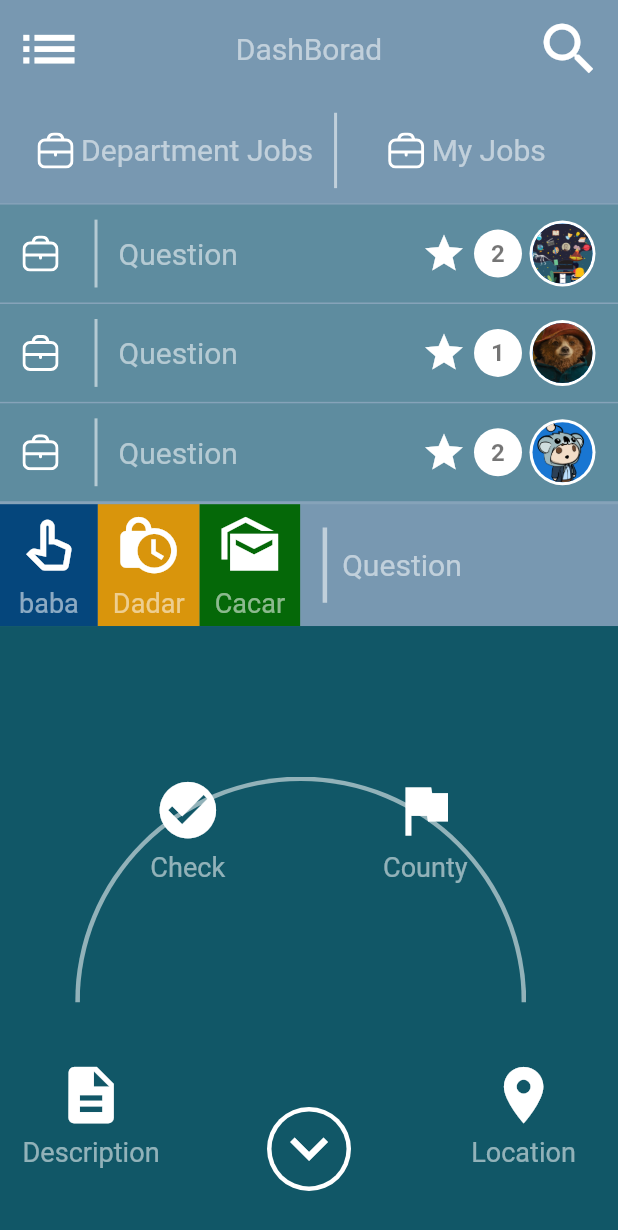
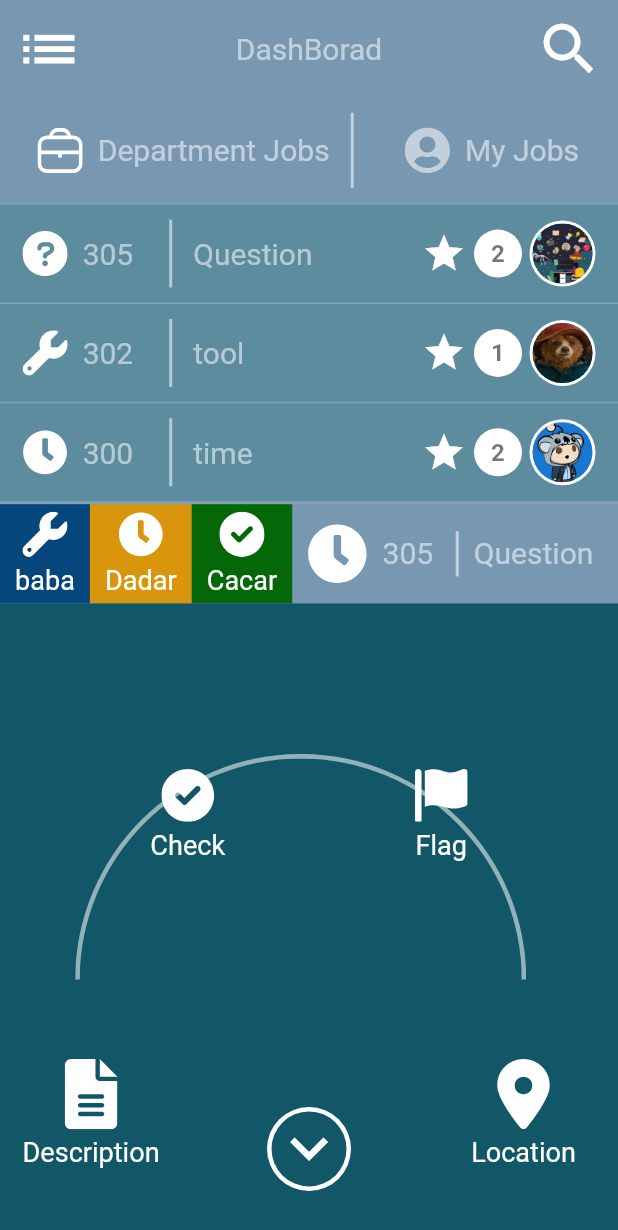
Before and after one commit to Thae00/dash_board, a Flutter app: the screen it shows after launch, on a phone screen of 412 x 824 dp. Shown: the top 1230 px of the screen. Run offline on Flutter 3.47's test engine with Material 2 defaults, Android fonts, the phone set to English and light mode, and no system bars; our stand-ins replace flutter_svg, get.

Commit message:
editing icon

```diff
--- a/lib/pages/main_page.dart
+++ b/lib/pages/main_page.dart
@@ -62,7 +62,11 @@ class _MainPageState extends State<MainPage> {
                     Container(
                       padding: EdgeInsets.only(right: 10),
                       child: IconAndText(
-                          svgIcon: SvgPicture.asset("assets/icons/briefcase.svg", color: Colors.white,),
+                          svgIcon: SvgPicture.asset(
+                            "assets/icons/briefcase.svg",
+                            width: Dimensions.iconSize30,
+                            color: Colors.white,
+                          ),
                           text: "Department Jobs"),
                     ),
                     VerticalDivider(
@@ -75,7 +79,11 @@ class _MainPageState extends State<MainPage> {
                     Container(
                       padding: EdgeInsets.only(left: Dimensions.width20),
                       child: IconAndText(
-                          svgIcon: SvgPicture.asset("assets/icons/briefcase.svg", color: Colors.white,),
+                          svgIcon: SvgPicture.asset(
+                            "assets/icons/user.svg",
+                            width: Dimensions.iconSize30,
+                            color: Colors.white54,
+                          ),
                           text: "My Jobs"),
                     ),
                   ],
@@ -86,7 +94,13 @@ class _MainPageState extends State<MainPage> {
                 height: 1,
               ),
               EachSettingBar(
-                svgIcon: SvgPicture.asset("assets/icons/briefcase.svg", color: Colors.white,),
+                svgIcon: SvgPicture.asset(
+                  "assets/icons/q.svg",
+                  color: Colors.white,
+                  width: Dimensions.iconSize30,
+                ),
+                numText: "305",
+                strText: "Question",
                 text: '2',
                 image: AssetImage("assets/logo/learn.png"),
               ),
@@ -95,7 +109,13 @@ class _MainPageState extends State<MainPage> {
                 height: 1,
               ),
               EachSettingBar(
-                svgIcon: SvgPicture.asset("assets/icons/briefcase.svg", color: Colors.white,),
+                svgIcon: SvgPicture.asset(
+                  "assets/icons/wrench.svg",
+                  color: Colors.white,
+                  width: Dimensions.iconSize30,
+                ),
+                numText: "302",
+                strText: "tool",
                 text: '1',
                 image: AssetImage("assets/logo/bear.jpg"),
               ),
@@ -104,7 +124,13 @@ class _MainPageState extends State<MainPage> {
                 height: 1,
               ),
               EachSettingBar(
-                svgIcon: SvgPicture.asset("assets/icons/briefcase.svg", color: Colors.white,),
+                svgIcon: SvgPicture.asset(
+                  "assets/icons/time.svg",
+                  color: Colors.white,
+                  width: Dimensions.iconSize30,
+                ),
+                numText: "300",
+                strText: "time",
                 text: '2',
                 image: AssetImage("assets/logo/ba.png"),
               ),
@@ -129,7 +155,7 @@ class _MainPageState extends State<MainPage> {
                         right: Dimensions.width50,
                         bottom: Dimensions.height10,
                         child: InkWell(
-                          onTap: (){
+                          onTap: () {
                             setState(() {
                               _bool = !_bool;
                               print(_bool);
@@ -138,7 +164,8 @@ class _MainPageState extends State<MainPage> {
                           child: CircleAvatar(
                             radius: 28,
                             backgroundColor: Colors.white,
-                            child: _bool ? CircleAvatar(
+                            child: _bool
+                                ? CircleAvatar(
                                     radius: 25,
                                     backgroundColor: Color(0xff115767),
                                     child: Container(
@@ -148,7 +175,8 @@ class _MainPageState extends State<MainPage> {
                                         color: Colors.white,
                                       ),
                                     ),
-                            ) : Container(
+                                  )
+                                : Container(
                                     decoration: BoxDecoration(
                                       borderRadius: BorderRadius.circular(30),
                                       boxShadow: [
@@ -179,24 +207,45 @@ class _MainPageState extends State<MainPage> {
                         bottom: Dimensions.height25,
                         left: Dimensions.width15,
                         child: ColIconText(
-                            icon: Icons.description, text: "Description"),
+                            svgIcon: SvgPicture.asset(
+                              "assets/icons/file.svg",
+                              width: Dimensions.iconSize35,
+                              color: Colors.white,
+                            ),
+                            text: "Description"),
                       ),
                       Positioned(
                         bottom: Dimensions.height25,
                         right: Dimensions.width28,
                         child: ColIconText(
-                            icon: Icons.location_on, text: "Location"),
+                            svgIcon: SvgPicture.asset(
+                              "assets/icons/map.svg",
+                              width: Dimensions.iconSize35,
+                              color: Colors.white,
+                            ),
+                            text: "Location"),
                       ),
                       Positioned(
-                        top: Dimensions.height100,
+                        top: Dimensions.height110,
                         left: Dimensions.width100,
                         child: ColIconText(
-                            icon: Icons.check_circle, text: "Check"),
+                            svgIcon: SvgPicture.asset(
+                              "assets/icons/check.svg",
+                              width: Dimensions.iconSize35,
+                              color: Colors.white,
+                            ),
+                            text: "Check"),
                       ),
                       Positioned(
-                        top: Dimensions.height100,
+                        top: Dimensions.height110,
                         right: Dimensions.width100,
-                        child: ColIconText(icon: Icons.flag, text: "County"),
+                        child: ColIconText(
+                            svgIcon: SvgPicture.asset(
+                              "assets/icons/flag.svg",
+                              width: Dimensions.iconSize35,
+                              color: Colors.white,
+                            ),
+                            text: "Flag"),
                       ),
                     ],
                   ),
--- a/lib/utils/dimensions.dart
+++ b/lib/utils/dimensions.dart
@@ -4,6 +4,9 @@ class Dimensions {
   static double screenWidth = Get.context!.width; // 411
   static double screenHeight = Get.context!.height; // 821
 
+  static double iconSize25 = screenHeight / 32.84;
+  static double iconSize30 = screenHeight / 27.37;
+  static double iconSize35 = screenHeight / 23.46;
   static double iconSize45 = screenHeight / 18.24;
   static double iconSize40 = screenHeight / 20.5;
   static double iconSize50 = screenHeight / 16.42;
@@ -24,16 +27,19 @@ class Dimensions {
   static double font20 = screenHeight / 41.05;
   static double font18 = screenHeight / 45.61;
 
+
+  static double height3 = screenHeight / 273.7;
+  static double height5 = screenHeight / 164.2;
+  static double height10 = screenHeight / 82.1;
+  static double height25 = screenHeight / 32.84;
+  static double height30 = screenHeight / 27.37;
   static double height50 = screenHeight / 16.42;
   static double height65 = screenHeight / 12.63;
   static double height70 = screenHeight / 11.73;
   static double height75 = screenHeight / 10.95;
   static double height80 = screenHeight / 10.26;
   static double height100 = screenHeight / 8.21;
-  static double height3 = screenHeight / 273.7;
-  static double height5 = screenHeight / 164.2;
-  static double height10 = screenHeight / 82.1;
-  static double height25 = screenHeight / 32.84;
+  static double height110 = screenHeight / 7.46;
   static double height300 = screenHeight / 2.74;
 
   static double radius150 = screenHeight/ 5.47;
--- a/lib/widgets/col_iconText.dart
+++ b/lib/widgets/col_iconText.dart
@@ -1,20 +1,17 @@
 import 'package:dash_board/utils/dimensions.dart';
 import 'package:flutter/material.dart';
+import 'package:flutter_svg/flutter_svg.dart';
 
 class ColIconText extends StatelessWidget {
-  final IconData icon;
+  final SvgPicture svgIcon;
   final String text;
-  ColIconText({Key? key, required this.icon, required this.text}) : super(key: key);
+  ColIconText({Key? key, required this.svgIcon, required this.text}) : super(key: key);
 
   @override
   Widget build(BuildContext context) {
     return Column(
       children: [
-            Icon(
-              icon,
-              color: Colors.white,
-              size: Dimensions.iconSize45,
-            ),
+            svgIcon,
             SizedBox(
               height: 5,
             ),
@@ -22,7 +19,7 @@ class ColIconText extends StatelessWidget {
               text,
               style: TextStyle(
                 fontSize: Dimensions.font18,
-                color: Colors.white54,
+                color: Colors.white,
               ),
             ),
       ],
--- a/lib/widgets/each_setting_bar.dart
+++ b/lib/widgets/each_setting_bar.dart
@@ -7,9 +7,11 @@ import 'package:flutter_svg/flutter_svg.dart';
 
 class EachSettingBar extends StatelessWidget {
   final SvgPicture svgIcon;
+  final String numText;
   final String text;
+  final String strText;
   final AssetImage image;
-  EachSettingBar({Key? key, required this.svgIcon, required this.text, required this.image,}) : super(key: key);
+  EachSettingBar({Key? key, required this.svgIcon, required this.numText, required this.strText,required this.text, required this.image, }) : super(key: key);
 
   @override
   Widget build(BuildContext context) {
@@ -20,7 +22,7 @@ class EachSettingBar extends StatelessWidget {
       child: Row(
         mainAxisAlignment: MainAxisAlignment.spaceBetween,
         children: [
-          LeftSide(svgIcon: svgIcon,),
+          LeftSide(svgIcon: svgIcon,numText: numText, strText: strText,),
           RightSide(text: text, image: image),
         ],
       ),
--- a/lib/widgets/icon_and_text.dart
+++ b/lib/widgets/icon_and_text.dart
@@ -20,7 +20,7 @@ class IconAndText extends StatelessWidget {
         children: [
           svgIcon,
           SizedBox(
-            width: 5,
+            width: 10,
           ),
           Text(
             text,
--- a/lib/widgets/left_side.dart
+++ b/lib/widgets/left_side.dart
@@ -6,7 +6,9 @@ import 'icon_and_text.dart';
 
 class LeftSide extends StatelessWidget {
   final SvgPicture svgIcon;
-  LeftSide({Key? key,required this.svgIcon}) : super(key: key);
+  final String numText;
+  final String strText;
+  LeftSide({Key? key,required this.svgIcon, required this.numText, required this.strText}) : super(key: key);
 
   @override
   Widget build(BuildContext context) {
@@ -14,6 +16,10 @@ class LeftSide extends StatelessWidget {
       children: [
         //IconAndText(icon: icon, text: "305", iconColor: Colors.white,),
         svgIcon,
+        SizedBox(width: 10,),
+        Text(
+          numText,style: TextStyle(fontSize: 20,color: Colors.white54),
+        ),
         SizedBox(width: 20,),
         VerticalDivider(
           color: Colors.white54, width: Dimensions.width10, //width space of divider
@@ -21,7 +27,7 @@ class LeftSide extends StatelessWidget {
         ),
         Container(
           padding: EdgeInsets.only(left: Dimensions.width10),
-          child: Text("Question",style: TextStyle(fontSize: 20,color: Colors.white54),),
+          child: Text(strText,style: TextStyle(fontSize: 20,color: Colors.white54),),
         ),
       ],
     );
--- a/lib/widgets/tools.dart
+++ b/lib/widgets/tools.dart
@@ -4,6 +4,7 @@ import 'package:dash_board/widgets/icon_and_text.dart';
 import 'package:dash_board/widgets/left_side.dart';
 import 'package:dash_board/widgets/text_and_icon.dart';
 import 'package:flutter/material.dart';
+import 'package:flutter_svg/flutter_svg.dart';
 
 class Tools extends StatelessWidget {
   const Tools({Key? key}) : super(key: key);
@@ -15,28 +16,24 @@ class Tools extends StatelessWidget {
         Container(
           padding: EdgeInsets.symmetric(horizontal: Dimensions.width10, vertical: Dimensions.height5),
           color: Color.fromARGB(255, 5, 70, 124),
-          child: ColIconText(icon: Icons.pan_tool_alt_outlined, text: "baba"),
+          child: ColIconText(svgIcon: SvgPicture.asset("assets/icons/wrench.svg", width: Dimensions.iconSize30, color: Colors.white,), text: "baba"),
         ),
         Container(
           padding: EdgeInsets.symmetric(horizontal: Dimensions.width10, vertical: Dimensions.height5),
           color: Color.fromARGB(255, 217, 149, 12),
-          child: ColIconText(icon: Icons.lock_clock, text: "Dadar"),
+          child: ColIconText(svgIcon: SvgPicture.asset("assets/icons/time.svg", width: Dimensions.iconSize30, color: Colors.white,), text: "Dadar"),
         ),
         Container(
           padding: EdgeInsets.symmetric(horizontal: Dimensions.width10, vertical: Dimensions.height5),
           color: Color.fromARGB(255, 5, 104, 8),
-          child: ColIconText(icon: Icons.mark_as_unread_sharp, text: "Cacar"),
+          child: ColIconText(svgIcon: SvgPicture.asset("assets/icons/check.svg", width: Dimensions.iconSize30, color: Colors.white,), text: "Cacar"),
         ),
-        //IconAndText(icon: Icons.lock_clock, text: "305", iconColor: Colors.white,),
-        // VerticalDivider(
-        //   color: Colors.white54, width: 15, //width space of divider
-        //   thickness: 3,
-        // ),
+        IconAndText(svgIcon: SvgPicture.asset("assets/icons/time.svg", width: Dimensions.iconSize40, color: Colors.white,), text: "305",),
         SizedBox(width: 15,),
         Container(
-          width: 3,
+          width: 2,
           color: Colors.white54,
-          height: Dimensions.height50,
+          height: Dimensions.height30,
         ),
         Container(
           padding: EdgeInsets.only(left: Dimensions.width10),
```
Also changed, not shown: assets/icons/check.svg (added), assets/icons/downarrow.svg (added), assets/icons/file.svg (added), assets/icons/flag.svg (added), assets/icons/map.svg (added), assets/icons/q.svg (added), assets/icons/time.svg (added), assets/icons/user.svg (added), assets/icons/wrench.svg (added). Lines whose indentation alone changed are shown as unchanged.
